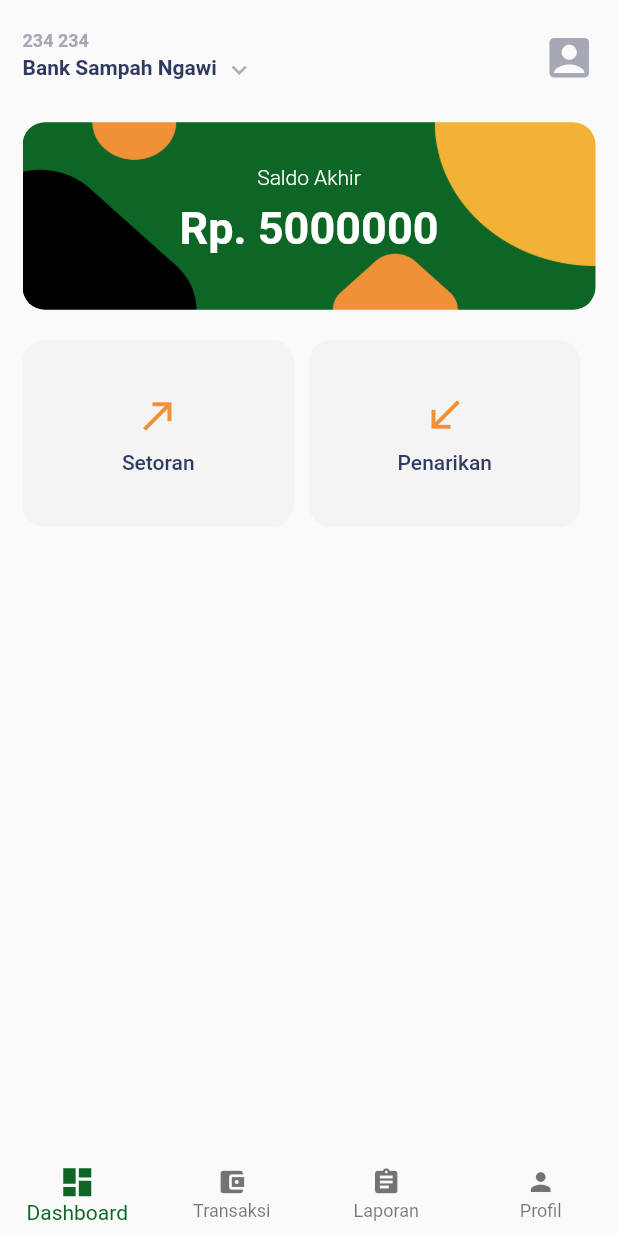
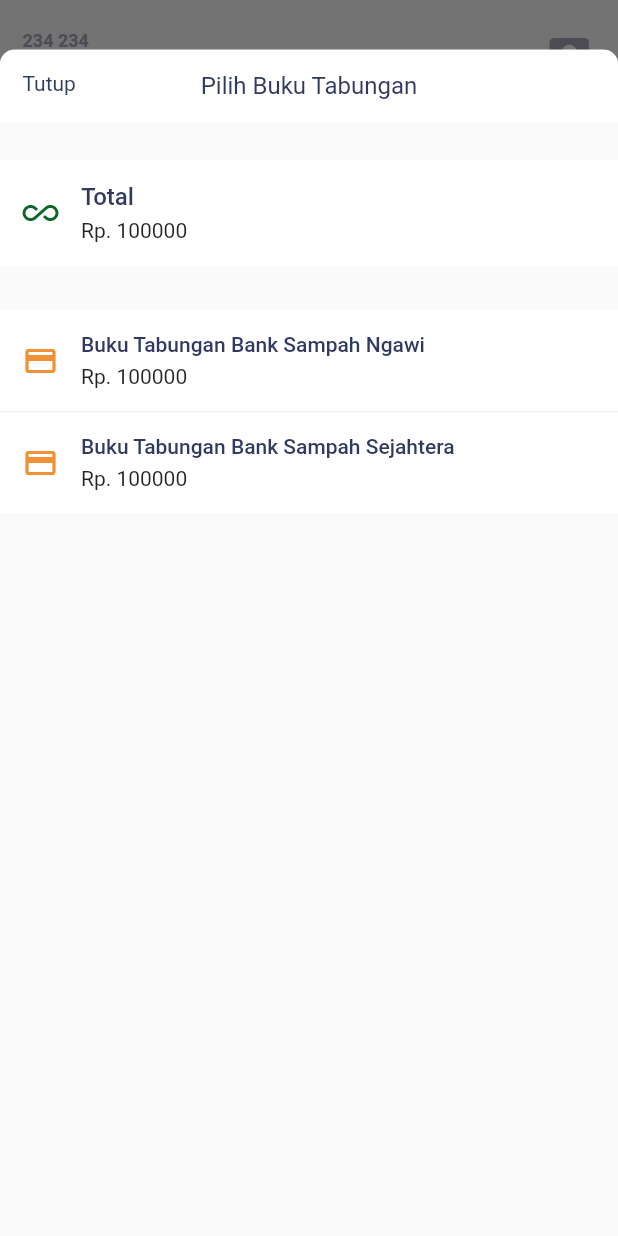
Before and after one commit to luthfiajiw/bankboo, a Flutter app: the HomeScreen screen opened by its route, after a tap on "Bank Sampah Ngawi", on a phone screen of 412 x 824 dp. Run offline on Flutter 3.47's test engine with Material 2 defaults, Android fonts, the phone set to English and light mode, and no system bars; our stand-ins replace dio, flushbar, flutter_spinkit, shared_preferences; missing offline and left inert: flutter_stetho; accounts and stored records are empty; generated files the repository leaves out were written again.

Commit message:
saving books modal

```diff
--- a/lib/pages/dashboard/dashboard_view.dart
+++ b/lib/pages/dashboard/dashboard_view.dart
@@ -1,6 +1,7 @@
 import 'package:bankboo/pages/dashboard/local_widgets/ending_balance.dart';
 import 'package:bankboo/pages/dashboard/local_widgets/menu.dart';
 import 'package:bankboo/pages/dashboard/local_widgets/saving_books_dropdown.dart';
+import 'package:bankboo/pages/dashboard/saving_books_modal_bottomsheet.dart';
 import 'package:bankboo/shared/palette.dart';
 import 'package:flutter/cupertino.dart';
 import 'package:flutter/material.dart';
@@ -17,6 +18,15 @@ class _DashboardViewState extends State<DashboardView> {
     super.initState();
   }
 
+  _showSavingBooksDropdown() {
+    showModalBottomSheet(
+      context: context,
+      isScrollControlled: true,
+      backgroundColor: Colors.transparent,
+      builder: (BuildContext context) => SavingBooksModalBottomsheet()
+    );
+  }
+
   @override
   Widget build(BuildContext context) {
     return SafeArea(
@@ -31,7 +41,7 @@ class _DashboardViewState extends State<DashboardView> {
                   SavingBooksDropdown(
                     accountNumber: '234 234',
                     bankName: 'Bank Sampah Ngawi',
-                    onTap: (){},
+                    onTap: () => _showSavingBooksDropdown(),
                   ),
                   InkWell(
                     onTap: (){},
--- /dev/null
+++ b/lib/pages/dashboard/local_widgets/saving_book_tile.dart
@@ -0,0 +1,41 @@
+import 'package:bankboo/shared/palette.dart';
+import 'package:flutter/material.dart';
+
+class SavingBookTile extends StatelessWidget {
+  final IconData icon;
+  final Color iconColor;
+  final String title;
+  final int balance;
+  final double fontSize;
+  final EdgeInsets margin;
+
+  const SavingBookTile({Key key, this.icon, this.iconColor, this.title, this.balance, this.fontSize, this.margin}) : super(key: key);
+
+  @override
+  Widget build(BuildContext context) {
+    return Container(
+      margin: margin,
+      padding: EdgeInsets.symmetric(vertical: 15.0),
+      color: Colors.white,
+      child: Row(
+        children: <Widget>[
+          Padding(
+            padding: const EdgeInsets.symmetric(horizontal: 15.0),
+            child: Icon(icon, color: iconColor,),
+          ),
+
+          Column(
+            crossAxisAlignment: CrossAxisAlignment.start,
+            children: <Widget>[
+              Text(title, style: TextStyle(color: Palette.textBlack, fontSize: fontSize, fontWeight: FontWeight.w500),),
+              SizedBox(height: 5),
+              Text("Rp. $balance"),
+
+            ],
+          ),
+
+        ],
+      ),
+    );
+  }
+}
--- a/lib/pages/dashboard/saving_books_modal_bottomsheet.dart
+++ b/lib/pages/dashboard/saving_books_modal_bottomsheet.dart
@@ -1,3 +1,5 @@
+import 'package:bankboo/pages/dashboard/local_widgets/saving_book_tile.dart';
+import 'package:bankboo/shared/palette.dart';
 import 'package:flutter/material.dart';
 
 class SavingBooksModalBottomsheet extends StatefulWidget {
@@ -8,8 +10,78 @@ class SavingBooksModalBottomsheet extends StatefulWidget {
 class _SavingBooksModalBottomsheetState extends State<SavingBooksModalBottomsheet> {
   @override
   Widget build(BuildContext context) {
-    return Container(
+    return ClipRRect(
+      borderRadius: BorderRadius.only(
+        topLeft: Radius.circular(10),
+        topRight: Radius.circular(10)
+      ),
+      child: Container(
+        color: Theme.of(context).scaffoldBackgroundColor,
+        height: MediaQuery.of(context).size.height * .96,
+        // padding: EdgeInsets.only(top: 20.0, bottom: MediaQuery.of(context).viewInsets.bottom),
+        child: Column(
+          mainAxisAlignment: MainAxisAlignment.start,
+          crossAxisAlignment: CrossAxisAlignment.start,
+          children: <Widget>[
+            Container(
+              margin: EdgeInsets.only(bottom: 10.0),
+              padding: EdgeInsets.symmetric(vertical: 15.0),
+              color: Colors.white,
+              child: Row(
+                children: <Widget>[
+                  Expanded(
+                    child: Stack(
+                      children: <Widget>[
+                        Container(
+                          margin: EdgeInsets.only(left: 15),
+                          child: InkWell(
+                            onTap: () => Navigator.pop(context),
+                            child: Text('Tutup', style: TextStyle(color: Palette.textBlack),)
+                          )
+                        ),
+                        Container(
+                          width: double.infinity,
+                          alignment: Alignment.center,
+                          child: Text('Pilih Buku Tabungan', style: TextStyle(color: Palette.textBlack, fontSize: 16)),
+                        )
+                      ],
+                    )
+                  )
+                ],
+              ),
+            ),
 
+            SavingBookTile(
+              title: 'Total',
+              margin: EdgeInsets.symmetric(vertical: 15.0),
+              fontSize: 16.0,
+              icon: Icons.all_inclusive,
+              iconColor: Palette.primary,
+              balance: 100000,
+            ),
+            SavingBookTile(
+              margin: EdgeInsets.only(top: 15),
+              title: 'Buku Tabungan Bank Sampah Ngawi',
+              fontSize: 14.0,
+              icon: Icons.credit_card,
+              iconColor: Palette.secondary,
+              balance: 100000,
+            ),
+            Divider(
+              height: 1,
+              color: Palette.textHint.withOpacity(0.2),
+            ),
+            SavingBookTile(
+              title: 'Buku Tabungan Bank Sampah Sejahtera',
+              fontSize: 14.0,
+              icon: Icons.credit_card,
+              iconColor: Palette.secondary,
+              balance: 100000,
+            ),
+
+          ],
+        ),
+      ),
     );
   }
 }
```
